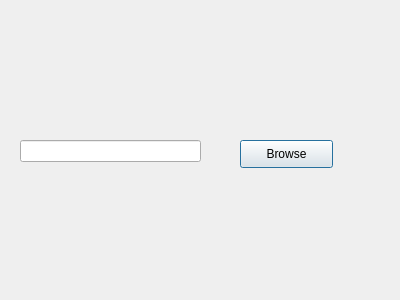
The window that gui.ui (AhmedEssam19/XML-Editor) describes before a commit, drawn with Qt 5.
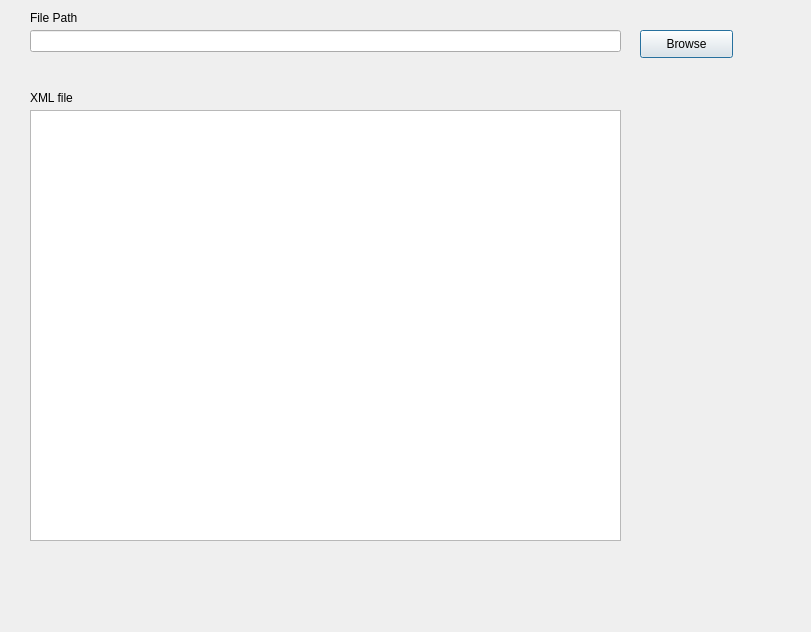
The same window after the commit.

Commit message: Add Text Area

```diff
--- a/gui.ui
+++ b/gui.ui
@@ -6,8 +6,8 @@
    <rect>
     <x>0</x>
     <y>0</y>
-    <width>400</width>
-    <height>300</height>
+    <width>811</width>
+    <height>632</height>
    </rect>
   </property>
   <property name="windowTitle">
@@ -16,9 +16,9 @@
   <widget class="QLineEdit" name="filename">
    <property name="geometry">
     <rect>
-     <x>20</x>
-     <y>140</y>
-     <width>181</width>
+     <x>30</x>
+     <y>30</y>
+     <width>591</width>
      <height>22</height>
     </rect>
    </property>
@@ -26,8 +26,8 @@
   <widget class="QPushButton" name="Browse">
    <property name="geometry">
     <rect>
-     <x>240</x>
-     <y>140</y>
+     <x>640</x>
+     <y>30</y>
      <width>93</width>
      <height>28</height>
     </rect>
@@ -36,6 +36,42 @@
     <string>Browse</string>
    </property>
   </widget>
+  <widget class="QTextEdit" name="textEdit">
+   <property name="geometry">
+    <rect>
+     <x>30</x>
+     <y>110</y>
+     <width>591</width>
+     <height>431</height>
+    </rect>
+   </property>
+  </widget>
+  <widget class="QLabel" name="label">
+   <property name="geometry">
+    <rect>
+     <x>30</x>
+     <y>10</y>
+     <width>91</width>
+     <height>16</height>
+    </rect>
+   </property>
+   <property name="text">
+    <string>File Path</string>
+   </property>
+  </widget>
+  <widget class="QLabel" name="label_2">
+   <property name="geometry">
+    <rect>
+     <x>30</x>
+     <y>90</y>
+     <width>55</width>
+     <height>16</height>
+    </rect>
+   </property>
+   <property name="text">
+    <string>XML file</string>
+   </property>
+  </widget>
  </widget>
  <resources/>
  <connections/>
```
The commit also changes 1 other file.
